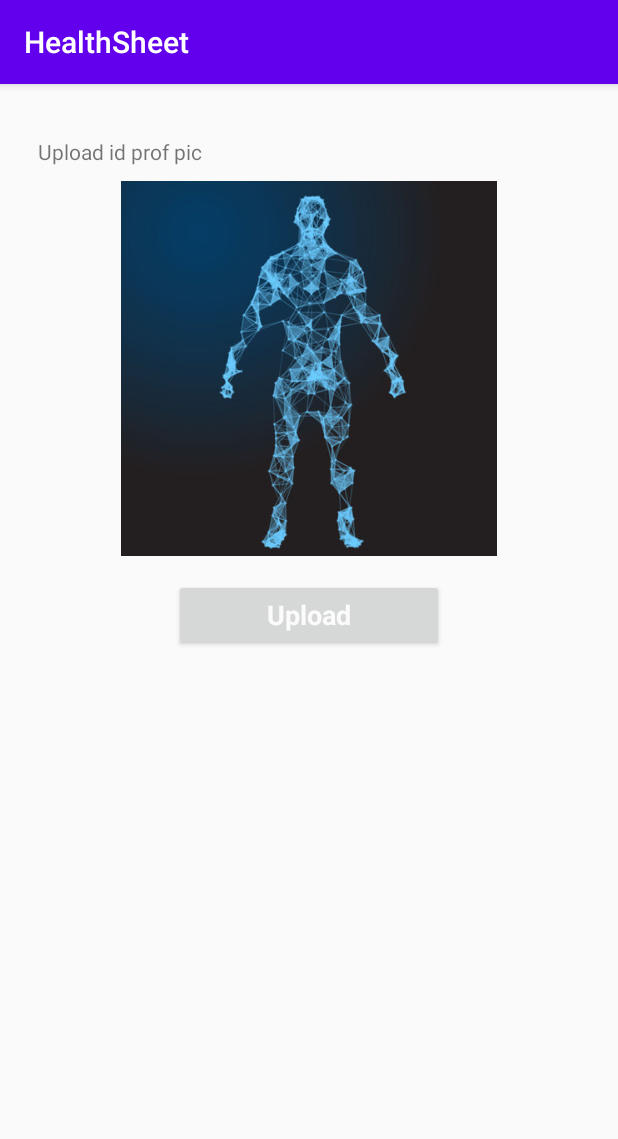
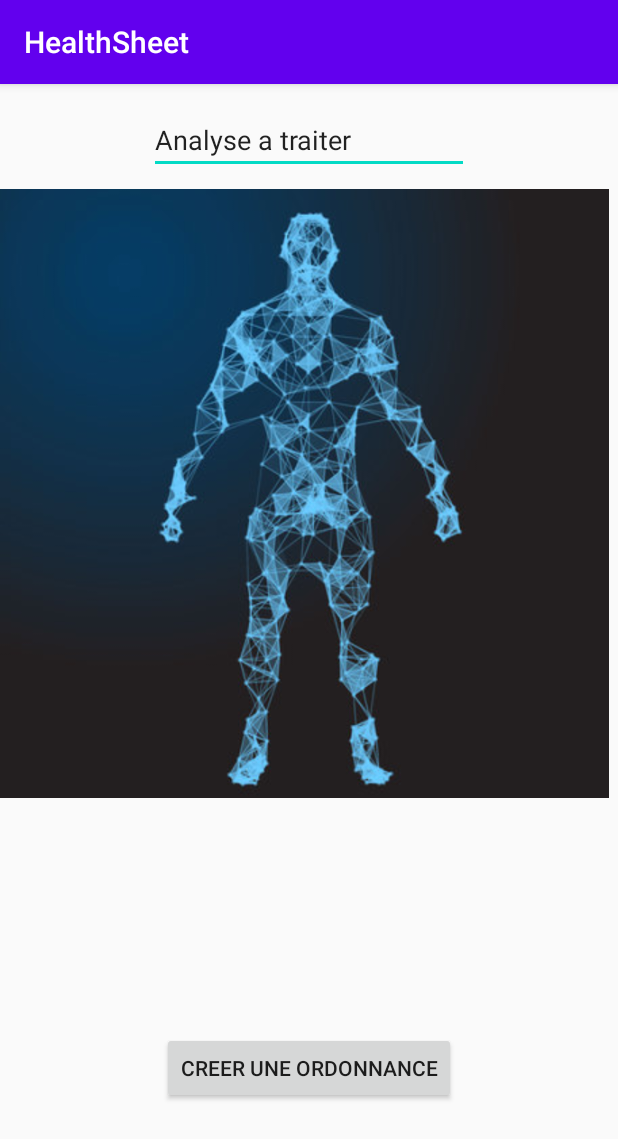
Before and after one commit to moohamedtrabelsi/HealthSheetAndroid, an Android app: the screen it shows after launch (UploadImage before the commit, Ordonnance after it), on a phone screen of 412 x 824 dp. Shown: the top 1139 px of the screen. Run offline under Robolectric (Android 15) with nearby library versions, the phone set to English and light mode, and no system bars.

Commit message:
ordonnance

```diff
--- a/app/src/main/java/com/example/healthsheet/Api/ApiClient.java
+++ b/app/src/main/java/com/example/healthsheet/Api/ApiClient.java
@@ -15,7 +15,7 @@ public class ApiClient {
 
         Retrofit retro = new Retrofit.Builder()
                 .addConverterFactory(GsonConverterFactory.create())
-                .baseUrl("http://172.16.123.25:3000/api/")
+                .baseUrl("http://192.168.1.102:3000/api/")
                 .client(clienthttp)
                 .build();
         return retro ;
--- a/app/src/main/java/com/example/healthsheet/Api/ApiUtils.java
+++ b/app/src/main/java/com/example/healthsheet/Api/ApiUtils.java
@@ -1,6 +1,7 @@
 package com.example.healthsheet.Api;
 
 import com.example.healthsheet.Services.ImagesServices;
+import com.example.healthsheet.Services.MedicalSheetServices;
 import com.example.healthsheet.Services.UserServices;
 
 import retrofit2.Retrofit;
@@ -16,4 +17,8 @@ public class ApiUtils {
 
         return ApiClient.getRetrofit().create(ImagesServices.class);
     }
+    public static MedicalSheetServices getMedSheetServices(){
+
+        return ApiClient.getRetrofit().create(MedicalSheetServices.class);
+    }
 }
--- /dev/null
+++ b/app/src/main/java/com/example/healthsheet/Ordonnance.java
@@ -0,0 +1,29 @@
+package com.example.healthsheet;
+
+import androidx.appcompat.app.AppCompatActivity;
+
+import android.content.Intent;
+import android.os.Bundle;
+import android.view.View;
+import android.widget.Button;
+
+public class Ordonnance extends AppCompatActivity {
+
+    Button c ;
+
+    @Override
+    protected void onCreate(Bundle savedInstanceState) {
+        super.onCreate(savedInstanceState);
+        setContentView(R.layout.activity_ordonnance);
+
+        c=findViewById(R.id.creer);
+        c.setOnClickListener(new View.OnClickListener() {
+            @Override
+            public void onClick(View v) {
+                Intent intent = new Intent(Ordonnance.this ,CreerOrdonnance.class);
+                startActivity(intent);
+            }
+        });
+
+    }
+}
--- /dev/null
+++ b/app/src/main/res/layout/activity_ordonnance.xml
@@ -0,0 +1,39 @@
+<?xml version="1.0" encoding="utf-8"?>
+<androidx.constraintlayout.widget.ConstraintLayout xmlns:android="http://schemas.android.com/apk/res/android"
+    xmlns:app="http://schemas.android.com/apk/res-auto"
+    xmlns:tools="http://schemas.android.com/tools"
+    android:layout_width="match_parent"
+    android:layout_height="match_parent"
+    tools:context=".Ordonnance">
+
+    <ImageView
+        android:id="@+id/imageView3"
+        android:layout_width="406dp"
+        android:layout_height="426dp"
+        android:layout_marginTop="60dp"
+        app:layout_constraintStart_toStartOf="parent"
+        app:layout_constraintTop_toTopOf="parent"
+        app:srcCompat="@drawable/c" />
+
+    <EditText
+        android:id="@+id/editTextTextPersonName3"
+        android:layout_width="wrap_content"
+        android:layout_height="wrap_content"
+        android:ems="10"
+        android:inputType="textPersonName"
+        android:text="Analyse a traiter"
+        app:layout_constraintBottom_toTopOf="@+id/imageView3"
+        app:layout_constraintEnd_toEndOf="parent"
+        app:layout_constraintStart_toStartOf="parent" />
+
+    <Button
+        android:id="@+id/creer"
+        android:layout_width="wrap_content"
+        android:layout_height="wrap_content"
+        android:layout_marginStart="108dp"
+        android:layout_marginBottom="88dp"
+        android:text="Creer une ordonnance"
+        app:layout_constraintBottom_toBottomOf="parent"
+        app:layout_constraintStart_toStartOf="parent" />
+
+</androidx.constraintlayout.widget.ConstraintLayout>
--- a/app/src/main/res/values/strings.xml
+++ b/app/src/main/res/values/strings.xml
@@ -9,7 +9,6 @@
     <string name="invalid_username">Not a valid username</string>
     <string name="invalid_password">Password must be >5 characters</string>
     <string name="login_failed">"Login failed"</string>
-    <string name="app_name">UploadMedia</string>
     <string name="uploadImages">Set your image</string>
     <string name="msg_loading">Loading...</string>
     <!-- TODO: Remove or change this placeholder text -->
```
Also changed, not shown: app/src/main/AndroidManifest.xml (+7 -4 lines), app/src/main/java/com/example/healthsheet/CreerOrdonnance.java (added, +80 -0 lines), app/src/main/java/com/example/healthsheet/MedicalSheet.java (added, +36 -0 lines), app/src/main/java/com/example/healthsheet/Models/Ordonnance.java (+13 -0 lines), app/src/main/java/com/example/healthsheet/Services/MedicalSheetServices.java (added, +15 -0 lines), app/src/main/java/com/example/healthsheet/UploadImage.java (+7 -0 lines), app/src/main/java/com/example/healthsheet/VisiteAdapter.java (added, +86 -0 lines), app/src/main/res/layout/activity_creer_ordonnance.xml (added, +35 -0 lines), app/src/main/res/layout/activity_medical_sheet.xml (added, +63 -0 lines), app/src/main/res/layout/medcalsheet.xml (added, +63 -0 lines), app/src/main/res/layout/visite.xml (added, +20 -0 lines), app/src/main/res/drawable-v24/ord.jpg (added).
